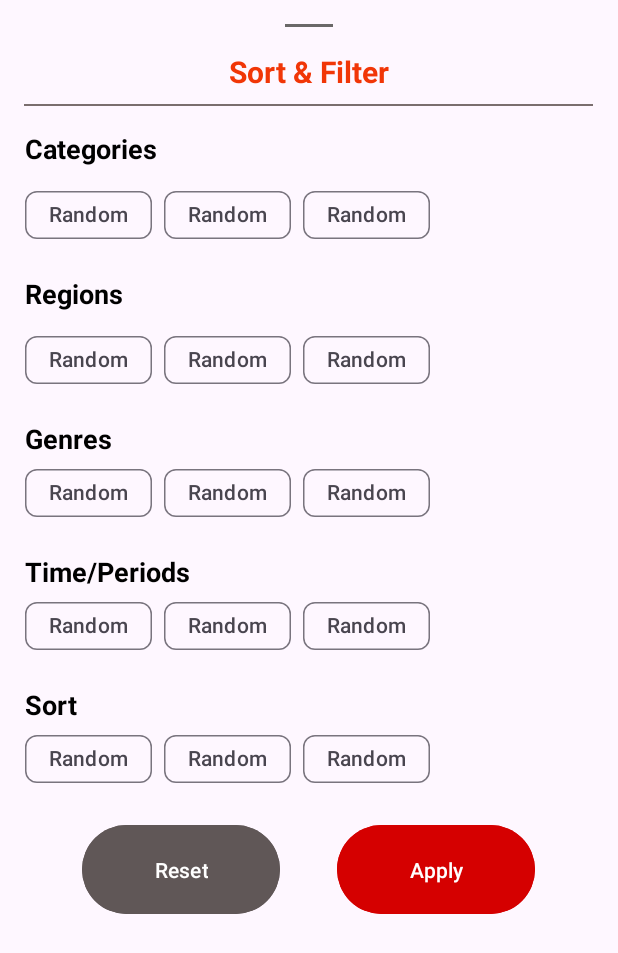
After one commit to turanbalayev/movies-app, an Android app: the layout fragment_filter.xml on its own in the app's theme, with its tools: preview values and no code run, on a phone screen of 412 x 824 dp. The commit adds this screen. Shown: the top 953 px of the screen. Run offline under Robolectric (Android 15) with nearby library versions, the phone set to English and light mode, and no system bars.

Commit message:
Add Bottom Sheet Fragment to filter

```diff
--- a/app/src/main/java/com/turanbalayev/moviesapp/ui/fragment/explore/ExploreFragment.kt
+++ b/app/src/main/java/com/turanbalayev/moviesapp/ui/fragment/explore/ExploreFragment.kt
@@ -10,6 +10,7 @@ import android.view.ViewGroup
 import androidx.fragment.app.viewModels
 import com.turanbalayev.moviesapp.databinding.FragmentExploreBinding
 import com.turanbalayev.moviesapp.ui.base.BaseFragment
+import com.turanbalayev.moviesapp.ui.fragment.filter.FilterFragment
 import com.turanbalayev.moviesapp.ui.fragment.home.HomeTenMoviesAdapter
 import dagger.hilt.android.AndroidEntryPoint
 
@@ -67,6 +68,8 @@ class ExploreFragment : BaseFragment<FragmentExploreBinding>(FragmentExploreBind
             }
         }
 
+
+
     }
 
     private fun listenToButtons() {
@@ -102,5 +105,10 @@ class ExploreFragment : BaseFragment<FragmentExploreBinding>(FragmentExploreBind
         })
 
 
+        binding.cardViewFilter.setOnClickListener {
+            FilterFragment().show(parentFragmentManager,"FilterBottomSheet")
+        }
+
+
     }
 }
--- /dev/null
+++ b/app/src/main/java/com/turanbalayev/moviesapp/ui/fragment/filter/FilterFragment.kt
@@ -0,0 +1,38 @@
+package com.turanbalayev.moviesapp.ui.fragment.filter
+
+import android.os.Bundle
+import androidx.fragment.app.Fragment
+import android.view.LayoutInflater
+import android.view.View
+import android.view.ViewGroup
+import com.google.android.material.bottomsheet.BottomSheetDialogFragment
+import com.turanbalayev.moviesapp.R
+import com.turanbalayev.moviesapp.databinding.FragmentFilterBinding
+
+
+class FilterFragment : BottomSheetDialogFragment() {
+    private var _binding:FragmentFilterBinding? = null
+    private val binding get() = _binding!!
+
+
+    override fun onCreateView(
+        inflater: LayoutInflater,
+        container: ViewGroup?,
+        savedInstanceState: Bundle?
+    ): View? {
+        _binding = FragmentFilterBinding.inflate(inflater,container,false)
+        return binding.root
+    }
+
+    override fun onViewCreated(view: View, savedInstanceState: Bundle?) {
+        super.onViewCreated(view, savedInstanceState)
+
+
+    }
+
+
+    override fun onDestroyView() {
+        super.onDestroyView()
+        _binding = null
+    }
+}
--- /dev/null
+++ b/app/src/main/res/layout/fragment_filter.xml
@@ -0,0 +1,212 @@
+<?xml version="1.0" encoding="utf-8"?>
+<androidx.constraintlayout.widget.ConstraintLayout xmlns:android="http://schemas.android.com/apk/res/android"
+    xmlns:app="http://schemas.android.com/apk/res-auto"
+    xmlns:tools="http://schemas.android.com/tools"
+    android:layout_width="match_parent"
+    android:layout_height="wrap_content"
+    tools:context=".ui.fragment.filter.FilterFragment">
+
+
+    <View
+        android:id="@+id/viewTopLineSortAndFilter"
+        android:layout_width="32dp"
+        android:layout_height="2dp"
+        android:layout_marginTop="16dp"
+        android:background="#6A6868"
+        app:layout_constraintEnd_toEndOf="parent"
+        app:layout_constraintStart_toStartOf="parent"
+        app:layout_constraintTop_toTopOf="parent" />
+
+    <TextView
+        android:id="@+id/textViewSortAndFilterTitle"
+        android:layout_width="wrap_content"
+        android:layout_height="wrap_content"
+        android:layout_marginTop="16dp"
+        android:text="Sort &amp; Filter"
+        android:textColor="#F13607"
+        android:textSize="20sp"
+        android:textStyle="bold"
+        app:layout_constraintEnd_toEndOf="parent"
+        app:layout_constraintStart_toStartOf="parent"
+        app:layout_constraintTop_toBottomOf="@+id/viewTopLineSortAndFilter" />
+
+    <View
+        android:id="@+id/viewBottomLineSortAndFilter"
+        android:layout_width="0dp"
+        android:layout_height="1dp"
+        android:layout_marginStart="16dp"
+        android:layout_marginTop="8dp"
+        android:background="#7A6E6E"
+        app:layout_constraintEnd_toStartOf="@+id/guideline24"
+        app:layout_constraintStart_toStartOf="parent"
+        app:layout_constraintTop_toBottomOf="@+id/textViewSortAndFilterTitle" />
+
+    <TextView
+        android:id="@+id/textViewCategoriesTitle"
+        android:layout_width="wrap_content"
+        android:layout_height="wrap_content"
+        android:layout_marginTop="16dp"
+        android:text="Categories"
+        android:textColor="#000000"
+        android:textSize="18sp"
+        android:textStyle="bold"
+        app:layout_constraintStart_toStartOf="@+id/guideline23"
+        app:layout_constraintTop_toBottomOf="@+id/viewBottomLineSortAndFilter" />
+
+    <TextView
+        android:id="@+id/textViewRegionsTitle"
+        android:layout_width="wrap_content"
+        android:layout_height="wrap_content"
+        android:layout_marginTop="16dp"
+        android:text="Regions"
+        android:textColor="#000000"
+        android:textSize="18sp"
+        android:textStyle="bold"
+        app:layout_constraintStart_toStartOf="@+id/guideline23"
+        app:layout_constraintTop_toBottomOf="@+id/rvCategories" />
+
+    <Button
+        android:id="@+id/buttonReset"
+        android:layout_width="wrap_content"
+        android:layout_height="wrap_content"
+        android:layout_marginStart="16dp"
+        android:layout_marginTop="16dp"
+        android:backgroundTint="#605757"
+        android:paddingLeft="48dp"
+        android:paddingTop="20dp"
+        android:paddingRight="48dp"
+        android:paddingBottom="20dp"
+        android:text="Reset"
+        android:textColor="#FFFFFF"
+        app:layout_constraintEnd_toStartOf="@+id/buttonApply"
+        app:layout_constraintHorizontal_bias="0.5"
+        app:layout_constraintStart_toStartOf="parent"
+        app:layout_constraintTop_toBottomOf="@+id/rvSort" />
+
+    <Button
+        android:id="@+id/buttonApply"
+        android:layout_width="wrap_content"
+        android:layout_height="wrap_content"
+        android:backgroundTint="#D50000"
+        android:paddingLeft="48dp"
+        android:paddingTop="20dp"
+        android:paddingRight="48dp"
+        android:paddingBottom="20dp"
+        android:text="Apply"
+        android:textColor="#FFFFFF"
+        android:translationZ="20dp"
+        app:layout_constraintBottom_toBottomOf="@+id/buttonReset"
+        app:layout_constraintEnd_toStartOf="@+id/guideline24"
+        app:layout_constraintHorizontal_bias="0.5"
+        app:layout_constraintStart_toEndOf="@+id/buttonReset"
+        app:layout_constraintTop_toTopOf="@+id/buttonReset" />
+
+    <androidx.constraintlayout.widget.Guideline
+        android:id="@+id/guideline23"
+        android:layout_width="wrap_content"
+        android:layout_height="wrap_content"
+        android:orientation="vertical"
+        app:layout_constraintGuide_percent="0.04071247" />
+
+    <androidx.constraintlayout.widget.Guideline
+        android:id="@+id/guideline24"
+        android:layout_width="wrap_content"
+        android:layout_height="wrap_content"
+        android:layout_marginEnd="16dp"
+        android:orientation="vertical"
+        app:layout_constraintEnd_toEndOf="parent"
+        app:layout_constraintGuide_percent="0.96" />
+
+    <androidx.recyclerview.widget.RecyclerView
+        tools:listitem="@layout/item_filter"
+        android:id="@+id/rvCategories"
+        android:layout_width="0dp"
+        android:layout_height="wrap_content"
+        android:layout_marginTop="8dp"
+        android:orientation="horizontal"
+        app:layoutManager="androidx.recyclerview.widget.LinearLayoutManager"
+        app:layout_constraintEnd_toStartOf="@+id/guideline24"
+        app:layout_constraintStart_toStartOf="@+id/guideline23"
+        app:layout_constraintTop_toBottomOf="@+id/textViewCategoriesTitle" />
+
+    <androidx.recyclerview.widget.RecyclerView
+        tools:listitem="@layout/item_filter"
+        android:id="@+id/rvRegions"
+        android:layout_width="0dp"
+        android:layout_height="wrap_content"
+        android:layout_marginTop="8dp"
+        android:orientation="horizontal"
+        app:layoutManager="androidx.recyclerview.widget.LinearLayoutManager"
+        app:layout_constraintEnd_toStartOf="@+id/guideline24"
+        app:layout_constraintStart_toStartOf="@+id/guideline23"
+        app:layout_constraintTop_toBottomOf="@+id/textViewRegionsTitle" />
+
+    <TextView
+        android:id="@+id/textViewGenresTitle"
+        android:layout_width="wrap_content"
+        android:layout_height="wrap_content"
+        android:layout_marginTop="16dp"
+        android:text="Genres"
+        android:textColor="#000000"
+        android:textSize="18sp"
+        android:textStyle="bold"
+        app:layout_constraintStart_toStartOf="@+id/guideline23"
+        app:layout_constraintTop_toBottomOf="@+id/rvRegions" />
+
+    <androidx.recyclerview.widget.RecyclerView
+        tools:listitem="@layout/item_filter"
+        android:id="@+id/rvGenres"
+        android:layout_width="0dp"
+        android:layout_height="wrap_content"
+        app:layoutManager="androidx.recyclerview.widget.LinearLayoutManager"
+        android:orientation="horizontal"
+        app:layout_constraintEnd_toStartOf="@+id/guideline24"
+        app:layout_constraintStart_toStartOf="@+id/guideline23"
+        app:layout_constraintTop_toBottomOf="@+id/textViewGenresTitle" />
+
+    <TextView
+        android:id="@+id/textViewTimePeriodTitle"
+        android:layout_width="wrap_content"
+        android:layout_height="wrap_content"
+        android:layout_marginTop="16dp"
+        android:text="Time/Periods"
+        android:textColor="#000000"
+        android:textSize="18sp"
+        android:textStyle="bold"
+        app:layout_constraintStart_toStartOf="@+id/guideline23"
+        app:layout_constraintTop_toBottomOf="@+id/rvGenres" />
+
+    <androidx.recyclerview.widget.RecyclerView
+        tools:listitem="@layout/item_filter"
+        android:id="@+id/rvTime"
+        android:layout_width="0dp"
+        android:layout_height="wrap_content"
+        android:orientation="horizontal"
+        app:layoutManager="androidx.recyclerview.widget.LinearLayoutManager"
+        app:layout_constraintEnd_toStartOf="@+id/guideline24"
+        app:layout_constraintStart_toStartOf="@+id/guideline23"
+        app:layout_constraintTop_toBottomOf="@+id/textViewTimePeriodTitle" />
+
+    <TextView
+        android:id="@+id/textViewSortTitle"
+        android:layout_width="wrap_content"
+        android:layout_height="wrap_content"
+        android:layout_marginTop="16dp"
+        android:text="Sort"
+        android:textColor="#000000"
+        android:textSize="18sp"
+        android:textStyle="bold"
+        app:layout_constraintStart_toStartOf="@+id/guideline23"
+        app:layout_constraintTop_toBottomOf="@+id/rvTime" />
+
+    <androidx.recyclerview.widget.RecyclerView
+        tools:listitem="@layout/item_filter"
+        android:id="@+id/rvSort"
+        android:layout_width="0dp"
+        android:layout_height="wrap_content"
+        android:orientation="horizontal"
+        app:layoutManager="androidx.recyclerview.widget.LinearLayoutManager"
+        app:layout_constraintEnd_toStartOf="@+id/guideline24"
+        app:layout_constraintStart_toStartOf="@+id/guideline23"
+        app:layout_constraintTop_toBottomOf="@+id/textViewSortTitle" />
+</androidx.constraintlayout.widget.ConstraintLayout>
--- /dev/null
+++ b/app/src/main/res/layout/item_filter.xml
@@ -0,0 +1,19 @@
+<?xml version="1.0" encoding="utf-8"?>
+<androidx.constraintlayout.widget.ConstraintLayout xmlns:android="http://schemas.android.com/apk/res/android"
+    xmlns:app="http://schemas.android.com/apk/res-auto"
+    android:layout_width="wrap_content"
+    android:layout_height="wrap_content">
+
+    <com.google.android.material.chip.Chip
+        android:layout_marginRight="8dp"
+        android:id="@+id/chip_filter"
+        style="@style/Widget.Material3.Chip.Filter"
+        android:layout_width="wrap_content"
+        android:layout_height="wrap_content"
+        android:text="Random"
+        app:layout_constraintBottom_toBottomOf="parent"
+        app:layout_constraintEnd_toEndOf="parent"
+        app:layout_constraintStart_toStartOf="parent"
+        app:layout_constraintTop_toTopOf="parent" />
+
+</androidx.constraintlayout.widget.ConstraintLayout>
--- a/app/src/main/res/values/themes.xml
+++ b/app/src/main/res/values/themes.xml
@@ -6,4 +6,6 @@
     </style>
 
     <style name="Theme.Moviesapp" parent="Base.Theme.Moviesapp" />
+
+
 </resources>
```
